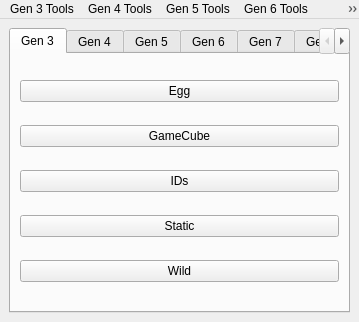
Xenon-Hacks/PokeFinder-GPU, file Form/MainWindow.ui: the form before one commit.
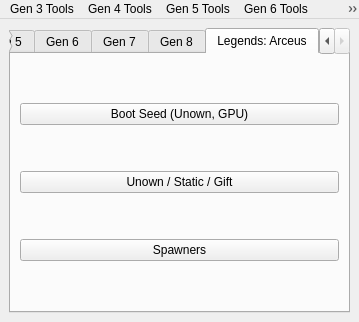
The form after the commit. The open tabs and pages were chosen to show the change. Icons and pictures are not drawn.

Commit message: Legends: Arceus: boot seed from two Unown (GPU), shared-RNG Unown/static/gift results, spawner group seed and prediction

Patch:
```diff
--- a/Form/MainWindow.ui
+++ b/Form/MainWindow.ui
@@ -340,6 +340,34 @@
         </item>
        </layout>
       </widget>
+      <widget class="QWidget" name="tabGen8a">
+       <attribute name="title">
+        <string>Legends: Arceus</string>
+       </attribute>
+       <layout class="QGridLayout" name="gridLayout_8a">
+        <item row="0" column="0">
+         <widget class="QPushButton" name="pushButtonBootSeed8a">
+          <property name="text">
+           <string>Boot Seed (Unown, GPU)</string>
+          </property>
+         </widget>
+        </item>
+        <item row="1" column="0">
+         <widget class="QPushButton" name="pushButtonShared8a">
+          <property name="text">
+           <string>Unown / Static / Gift</string>
+          </property>
+         </widget>
+        </item>
+        <item row="2" column="0">
+         <widget class="QPushButton" name="pushButtonSpawner8a">
+          <property name="text">
+           <string>Spawners</string>
+          </property>
+         </widget>
+        </item>
+       </layout>
+      </widget>
      </widget>
     </item>
    </layout>
```
The commit also changes 34 other files.
